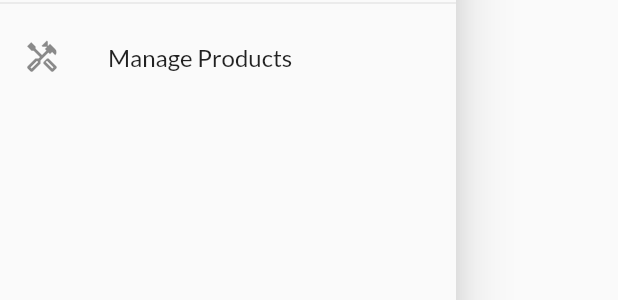
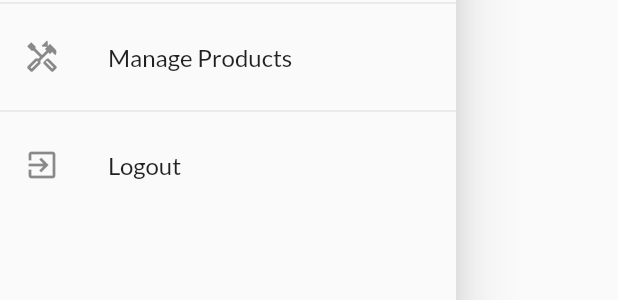
Before and after one commit to gouthamk-cryptichub/ShopMART_APP, a Flutter app: the AppDrawer widget shown alone on an empty page, opened directly, on a phone screen of 412 x 824 dp. Shown: the part 309-609 px from the top of the screen. Run offline on Flutter 3.47's test engine with Material 2 defaults, Android fonts, the phone set to English and light mode, and no system bars; network calls fail.

Commit message:
Added logout button in drawer

```diff
--- a/lib/widgets/app_drawer.dart
+++ b/lib/widgets/app_drawer.dart
@@ -1,7 +1,9 @@
 import 'package:flutter/material.dart';
+import 'package:provider/provider.dart';
 
 import '../screens/orders_screen.dart';
 import '../screens/user_products_screen.dart';
+import '../providers/auth.dart';
 
 class AppDrawer extends StatelessWidget {
   @override
@@ -38,6 +40,15 @@ class AppDrawer extends StatelessWidget {
               Navigator.of(context)
                   .pushReplacementNamed(UserProductsScreen.routeName);
             },
+          ),
+          Divider(),
+          ListTile(
+            leading: Icon(Icons.exit_to_app),
+            title: Text('Logout'),
+            onTap: () {
+              // Navigator.of(context).pop();
+              Provider.of<Auth>(context, listen: false).logout();
+            },
           )
         ],
       ),
```
Also changed, not shown: lib/providers/auth.dart (+7 -0 lines).
